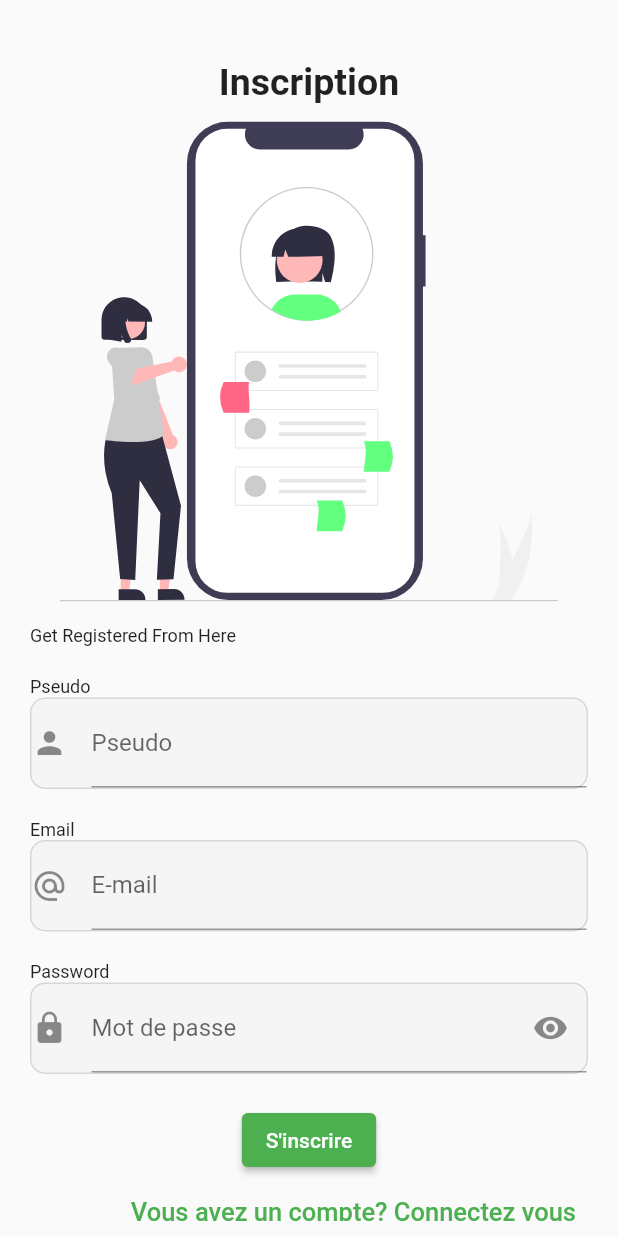
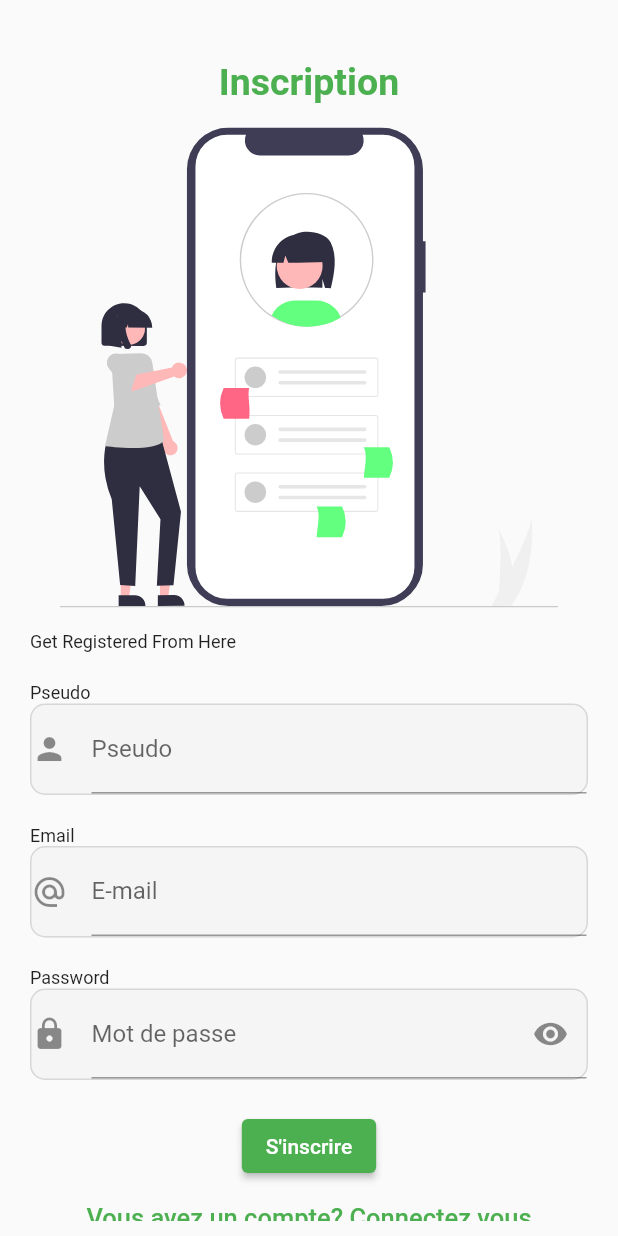
Before and after one commit to FerdinandPyCode/Todo_List_API_SQFLITE, a Flutter app: the screen it shows after launch, after a tap on "Pas de Compte? Créer un compte", on a phone screen of 412 x 824 dp. Run offline on Flutter 3.47's test engine with Material 2 defaults, Android fonts, the phone set to English and light mode, and no system bars; our stand-ins replace date_time_picker, dio, flutter_svg, fluttertoast, pie_chart, shared_preferences and 1 more; missing offline and left inert: jwt_decode; accounts and stored records are empty; network calls fail.

Commit message:
azerty2229

```diff
--- a/lib/screens/login_screen.dart
+++ b/lib/screens/login_screen.dart
@@ -1,11 +1,13 @@
 import 'package:dio/dio.dart';
 import 'package:flutter/material.dart';
+import 'package:flutter_svg/svg.dart';
 import 'package:fluttertoast/fluttertoast.dart';
 import 'package:shared_preferences/shared_preferences.dart';
 import 'package:todo_app/data/models/AuthenticatedUser.dart';
 import 'package:todo_app/screens/home_screen.dart';
 import 'package:todo_app/screens/register_screen.dart';
 import 'package:todo_app/utils/app_func.dart';
+import 'package:todo_app/utils/colors.dart';
 import 'package:todo_app/utils/constants.dart';
 
 import '../data/services/users_service.dart';
@@ -62,18 +64,39 @@ class _LoginScreenState extends State<LoginScreen> {
 
   @override
   Widget build(BuildContext context) {
-    return Scaffold(
+    return SafeArea(
+      child: Scaffold(
         body: Padding(
-        padding: const EdgeInsets.all(20.0),
+          padding: const EdgeInsets.symmetric(vertical: 10.0, horizontal: 20.0),
+          child: SingleChildScrollView(
             child: Column(
               mainAxisAlignment: MainAxisAlignment.spaceAround,
+              crossAxisAlignment: CrossAxisAlignment.start,
               children: [
+                const SizedBox(
+                  height: 30.0,
+                ),
+                 Center(
+                  child: Text(
+                    "Connexion",
+                    style: TextStyle(fontWeight: FontWeight.bold, fontSize: 25.0,color: AppColors.getGreenColor),
+                  ),
+                ),
+                const SizedBox(height: 16.0,),
+                Center(
+                  child: SvgPicture.asset(
+                    'assets/login.svg',
+                    width: MediaQuery.of(context).size.width,
+                    height: 320,
+                  ),
+                ),
+                 const SizedBox(height: 16.0,),
                 const Text(
-              "Connexion",
-              style: TextStyle(
-                  fontWeight: FontWeight.bold,
-                  fontSize: 30,
-                  color: Colors.green),
+                  "Get Login From Here",
+                  style: TextStyle(fontSize: 12.0),
+                ),
+                const SizedBox(
+                  height: 20.0,
                 ),
                 Form(
                     key: formKey,
@@ -142,7 +165,7 @@ class _LoginScreenState extends State<LoginScreen> {
                       ],
                     )),
                 Align(
-              alignment: Alignment.centerRight,
+                  alignment: Alignment.center,
                   child: TextButton(
                     onPressed: () {
                       Navigator.push(
@@ -159,6 +182,8 @@ class _LoginScreenState extends State<LoginScreen> {
               ],
             ),
           ),
+        ),
+      ),
     );
   }
 }
--- a/lib/screens/register_screen.dart
+++ b/lib/screens/register_screen.dart
@@ -4,6 +4,7 @@ import 'package:flutter_svg/flutter_svg.dart';
 import 'package:fluttertoast/fluttertoast.dart';
 import 'package:todo_app/data/services/users_service.dart';
 import 'package:todo_app/screens/login_screen.dart';
+import 'package:todo_app/utils/colors.dart';
 
 class RegisterScreen extends StatefulWidget {
   const RegisterScreen({Key? key}) : super(key: key);
@@ -61,17 +62,19 @@ class _RegisterScreenState extends State<RegisterScreen> {
                 const SizedBox(
                   height: 30.0,
                 ),
-                const Center(
-                  child: const Text(
+                 Center(
+                  child:  Text(
                     "Inscription",
-                    style: TextStyle(fontWeight: FontWeight.bold, fontSize: 25.0),
+                    style: TextStyle(fontWeight: FontWeight.bold, fontSize: 25.0,color: AppColors.getGreenColor),
                   ),
                 ),
-                const SizedBox(height: 12.0,),
-                SvgPicture.asset(
-                  'assets/register.svg',
-                  width: MediaQuery.of(context).size.width,
-                  height: 320,
+                const SizedBox(height: 16.0,),
+                Center(
+                  child: SvgPicture.asset(
+                    'assets/register.svg',
+                    width: MediaQuery.of(context).size.width,
+                    height: 320,
+                  ),
                 ),
                  const SizedBox(height: 16.0,),
                 const Text(
@@ -218,7 +221,7 @@ class _RegisterScreenState extends State<RegisterScreen> {
                       ],
                     )),
                 Align(
-                  alignment: Alignment.centerRight,
+                  alignment: Alignment.center,
                   child: TextButton(
                     onPressed: () {
                       Navigator.push(
--- a/lib/utils/colors.dart
+++ b/lib/utils/colors.dart
@@ -7,5 +7,6 @@ class AppColors {
   static Color getBlueNightColor = const Color.fromARGB(192, 6, 17, 26);
   static Color getRedColor = Colors.red;
   static Color getGreenColor = Colors.green;
+  static Color getGreenColor2 = Color.fromARGB(50, 76, 175, 79);
   static Color getGreyColor = const Color.fromARGB(155, 158, 158, 158);
 }
```
Also changed, not shown: lib/screens/detail_todo.dart (+43 -12 lines), lib/screens/liste_todo.dart (+27 -2 lines). Lines whose indentation alone changed are shown as unchanged.
